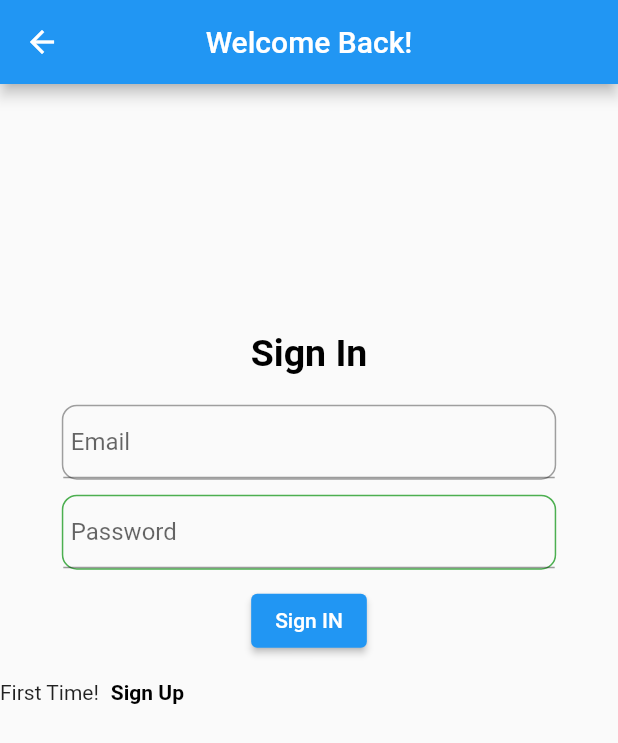
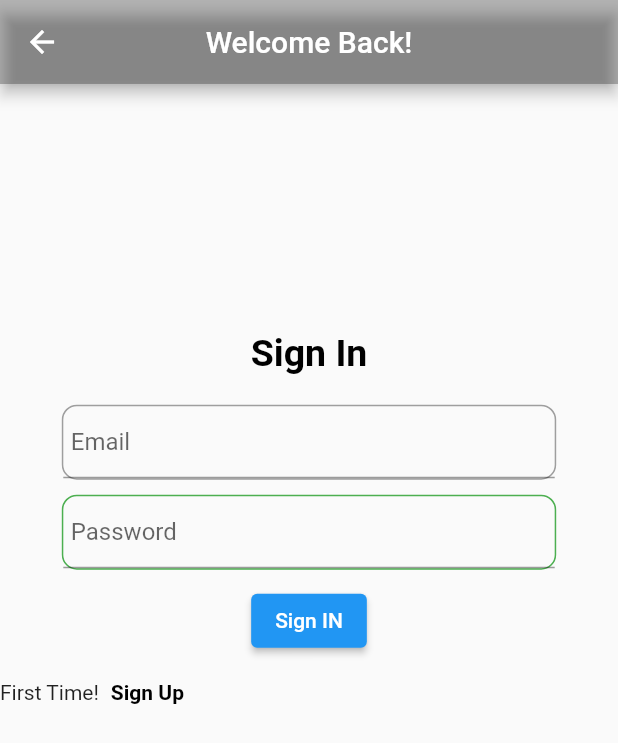
Before and after one commit to MuhammadAlibutt/student_portal, a Flutter app: the screen it shows after launch, after a tap on "Student", on a phone screen of 412 x 824 dp. Shown: the top 743 px of the screen. Run offline on Flutter 3.47's test engine with Material 2 defaults, Android fonts, the phone set to English and light mode, and no system bars; our stand-ins replace firebase_core, get, image_picker; accounts and stored records are empty.

Commit message:
ali arif

```diff
--- a/lib/Student/StudentLogin.dart
+++ b/lib/Student/StudentLogin.dart
@@ -1,6 +1,7 @@
 import 'package:flutter/material.dart';
 import 'studentsignup.dart';
 import 'studenthome.dart';
+import '../colorscheme.dart';
 
 class StudentSignin extends StatefulWidget {
   const StudentSignin({super.key});
@@ -16,6 +17,7 @@ class _StudentSigninState extends State<StudentSignin> {
       appBar: AppBar(
         title: const Text('Welcome Back!'),
         centerTitle: true,
+        backgroundColor: ColorTheme.secondarycolor,
       ),
       body: SizedBox(
         height: (MediaQuery.of(context).size.height -
--- a/lib/Student/enrolledCourse.dart
+++ b/lib/Student/enrolledCourse.dart
@@ -13,7 +13,7 @@ class _EnrolledCoursesState extends State<EnrolledCourses> {
   myProject(pic, title, des, star) {
     return SizedBox(
       height: MediaQuery.of(context).size.height * 0.3,
-      width: MediaQuery.of(context).size.width * 0.8,
+      width: MediaQuery.of(context).size.width * 0.9,
       child: Card(
         color: ColorTheme.secondarycolor,
         child: Container(
@@ -91,11 +91,11 @@ class _EnrolledCoursesState extends State<EnrolledCourses> {
         ),
       ),
       centerTitle: true,
-      backgroundColor: Colors.transparent,
+      backgroundColor: ColorTheme.secondarycolor,
       elevation: 0,
     );
     return Scaffold(
-      backgroundColor: ColorTheme.primarycolor,
+      backgroundColor: ColorTheme.accentcolor,
       appBar: appbar,
       body: SingleChildScrollView(
         child: Container(
--- a/lib/Student/studentsignup.dart
+++ b/lib/Student/studentsignup.dart
@@ -1,4 +1,5 @@
 import 'package:flutter/material.dart';
+import 'package:student_portal/colorscheme.dart';
 import 'StudentLogin.dart';
 
 class Login extends StatefulWidget {
@@ -14,6 +15,7 @@ class _LoginState extends State<Login> {
     final appbar = AppBar(
       title: const Text('Welcome Students'),
       centerTitle: true,
+      backgroundColor: ColorTheme.secondarycolor,
     );
     return Scaffold(
       appBar: appbar,
--- a/lib/Teacher/tecsignup.dart
+++ b/lib/Teacher/tecsignup.dart
@@ -9,6 +9,8 @@ class TeacherSignUp extends StatefulWidget {
 }
 
 class _TeacherSignUpState extends State<TeacherSignUp> {
+  TextEditingController _email = TextEditingController();
+  TextEditingController _password = TextEditingController();
   @override
   Widget build(BuildContext context) {
     final appbar = AppBar(
@@ -42,13 +44,15 @@ class _TeacherSignUpState extends State<TeacherSignUp> {
             ),
           ),
           TextFormField(
+            controller: _email,
             decoration: InputDecoration(
               labelText: "Email",
             ),
           ),
           TextFormField(
+            controller: _password,
             decoration: InputDecoration(
-              labelText: "UserName",
+              labelText: "Password",
             ),
           ),
           TextFormField(
--- a/lib/colorscheme.dart
+++ b/lib/colorscheme.dart
@@ -1,7 +1,7 @@
 import 'package:flutter/material.dart';
 
 class ColorTheme {
-  static const Color primarycolor = Color.fromARGB(255, 16, 66, 215);
-  static const Color secondarycolor = Color.fromARGB(255, 186, 120, 62);
+  static const Color primarycolor = Colors.black;
+  static const Color secondarycolor = Colors.black26;
   static const Color accentcolor = Color.fromARGB(255, 243, 245, 245);
 }
--- a/lib/home.dart
+++ b/lib/home.dart
@@ -1,4 +1,6 @@
 import 'package:flutter/material.dart';
+import 'package:flutter/services.dart';
+import 'package:student_portal/colorscheme.dart';
 import 'Student/StudentLogin.dart';
 import 'Teacher/teclogin.dart';
 
@@ -9,14 +11,21 @@ class Home extends StatelessWidget {
   Widget build(BuildContext context) {
     return Scaffold(
       appBar: AppBar(
-        title: Text('Find me Tutor!'),
+        title: const Text('Find me Tutor!'),
         centerTitle: true,
+        backgroundColor: ColorTheme.secondarycolor,
+        leading: IconButton(
+          icon: const Icon(Icons.arrow_back),
+          onPressed: () {
+            SystemNavigator.pop();
+          },
+        ),
       ),
       body: Center(
-        child: Container(
+        child: SizedBox(
           height: MediaQuery.of(context).size.height * 0.6,
           child: Column(children: [
-            Text(
+            const Text(
               'Choose your Role',
               style: TextStyle(
                 fontSize: 30,
@@ -27,57 +36,64 @@ class Home extends StatelessWidget {
             SizedBox(
               height: MediaQuery.of(context).size.height * 0.1,
             ),
-            Container(
+            SizedBox(
               width: MediaQuery.of(context).size.width * 0.4,
               child: ElevatedButton(
+                style: ElevatedButton.styleFrom(
+                    backgroundColor: ColorTheme.secondarycolor),
                 onPressed: () {},
                 child: Row(
                   mainAxisAlignment: MainAxisAlignment.center,
-                  children: [
+                  children: const [
                     Icon(Icons.admin_panel_settings),
                     Text('Admin'),
                   ],
                 ),
               ),
             ),
-            SizedBox(
+            const SizedBox(
               height: 8,
             ),
-            Container(
+            SizedBox(
               width: MediaQuery.of(context).size.width * 0.4,
               child: ElevatedButton(
+                style: ElevatedButton.styleFrom(
+                    backgroundColor: ColorTheme.secondarycolor),
                 onPressed: () {
                   Navigator.push(
                     context,
-                    MaterialPageRoute(builder: ((context) => TecherSignin())),
+                    MaterialPageRoute(
+                        builder: ((context) => const TecherSignin())),
                   );
                 },
                 child: Row(
                   mainAxisAlignment: MainAxisAlignment.center,
-                  children: [
+                  children: const [
                     Icon(Icons.person),
                     Text('Teacher'),
                   ],
                 ),
               ),
             ),
-            SizedBox(
+            const SizedBox(
               height: 8,
             ),
-            Container(
+            SizedBox(
               width: MediaQuery.of(context).size.width * 0.4,
               child: ElevatedButton(
+                style: ElevatedButton.styleFrom(
+                    backgroundColor: ColorTheme.secondarycolor),
                 onPressed: () {
                   Navigator.push(
                     context,
                     MaterialPageRoute(
-                      builder: (context) => StudentSignin(),
+                      builder: (context) => const StudentSignin(),
                     ),
                   );
                 },
                 child: Row(
                   mainAxisAlignment: MainAxisAlignment.center,
-                  children: [
+                  children: const [
                     Icon(Icons.person),
                     Text('Student'),
                   ],
--- a/lib/main.dart
+++ b/lib/main.dart
@@ -1,8 +1,11 @@
+import 'package:firebase_core/firebase_core.dart';
 import 'package:flutter/material.dart';
 import 'home.dart';
 import 'Student/studenthome.dart';
 
 void main() {
+  WidgetsFlutterBinding.ensureInitialized();
+  Firebase.initializeApp();
   runApp(const Portal());
 }
 
@@ -11,7 +14,7 @@ class Portal extends StatelessWidget {
 
   @override
   Widget build(BuildContext context) {
-    return MaterialApp(
+    return const MaterialApp(
       debugShowCheckedModeBanner: false,
       home: MyHome(),
     );
@@ -29,11 +32,11 @@ class _MyHomeState extends State<MyHome> {
   @override
   void initState() {
     super.initState();
-    Future.delayed(Duration(seconds: 1), () {
+    Future.delayed(const Duration(seconds: 3), () {
       Navigator.pushReplacement(
         context,
         MaterialPageRoute(
-          builder: (context) => Home(),
+          builder: (context) => const Home(),
         ),
       );
     });
@@ -41,27 +44,10 @@ class _MyHomeState extends State<MyHome> {
 
   @override
   Widget build(BuildContext context) {
-    return Scaffold(
-      body: Container(
-          color: Colors.white,
-          child: Column(
-            children: [
-              SizedBox(
-                height: 80,
-              ),
-              FlutterLogo(size: MediaQuery.of(context).size.height * 0.6),
-              SizedBox(
-                height: 0,
-              ),
-              Text(
-                'Find a Tutor',
-                style: TextStyle(
-                    fontWeight: FontWeight.bold,
-                    fontSize: 20,
-                    color: Colors.black),
-              )
-            ],
-          )),
+    return const Scaffold(
+      body: Center(
+        child: Image(image: AssetImage('assets/images/logo.jpg')),
+      ),
     );
   }
 }
--- a/pubspec.yaml
+++ b/pubspec.yaml
@@ -36,6 +36,9 @@ dependencies:
   # Use with the CupertinoIcons class for iOS style icons.
   cupertino_icons: ^1.0.2
   get:
+  image_picker: ^0.8.7+3
+  firebase_core: ^2.9.0
+  firebase_auth: ^4.4.1
 
 dev_dependencies:
   flutter_test:
@@ -63,6 +66,8 @@ flutter:
   assets:
     - assets/images/home.png
     - assets/images/pic.jpg
+    - assets/images/notification.jpg
+    - assets/images/logo.jpg
 
   # An image asset can refer to one or more resolution-specific "variants", see
   # https://flutter.dev/assets-and-images/#resolution-aware
```
Also changed, not shown: lib/Student/account.dart (added, +276 -0 lines), lib/Student/coursedetail.dart (+10 -7 lines), lib/Student/notification.dart (added, +40 -0 lines), lib/Student/studenthome.dart (+26 -10 lines), assets/images/logo.jpg (added), assets/images/notification.jpg (added), pubspec.lock, 4 other files.
